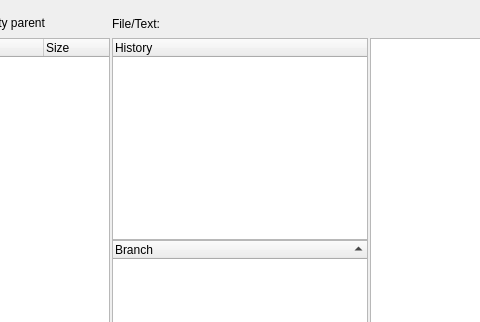
Before: the Qt Designer form source/mainwindow.ui in Rolloke/GUI-Apps, drawn with Qt 5; both pictures show x 268 to 748 and y 0 to 322 of the 905 by 504 pixel window.
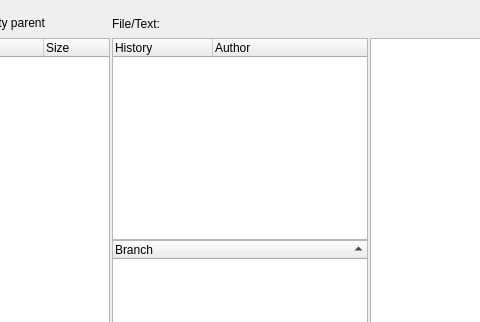
After: the same form once the commit is applied. Custom widgets are drawn as their Qt base class.

Commit message: show author in history

Patch:
```diff
--- a/source/mainwindow.ui
+++ b/source/mainwindow.ui
@@ -305,6 +305,11 @@
                 <string>History</string>
                </property>
               </column>
+              <column>
+               <property name="text">
+                <string>Author</string>
+               </property>
+              </column>
              </widget>
             </item>
             <item>
```
The commit also changes 5 other files.
